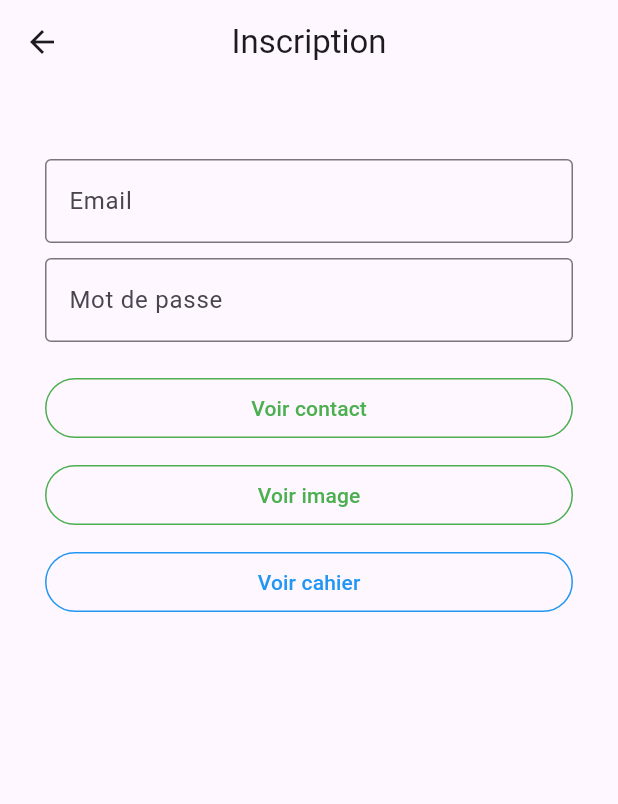
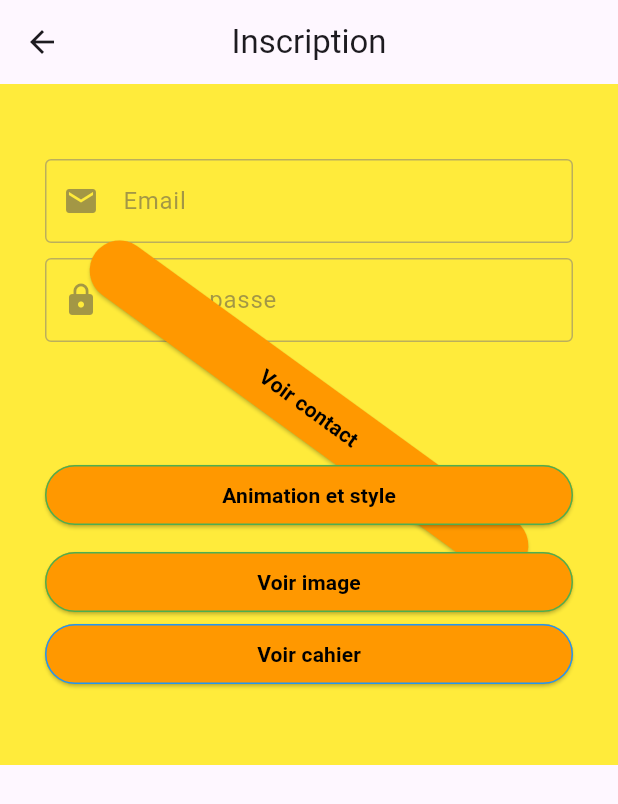
Before and after one commit to amyndoyediene/amidevmobile, a Flutter app: the Home screen opened by its route, on a phone screen of 412 x 824 dp. Shown: the top 804 px of the screen. Run offline on Flutter 3.47's test engine with Material 3 defaults, Android fonts, the light colour scheme and no system bars.

Commit message:
Votre message de commit

```diff
--- a/lib/pages/formulaire.dart
+++ b/lib/pages/formulaire.dart
@@ -5,10 +5,28 @@ class Home extends StatefulWidget {
   _HomeState createState() => _HomeState();
 }
 
-class _HomeState extends State<Home> {
+class _HomeState extends State<Home> with SingleTickerProviderStateMixin {
   final _formKey = GlobalKey<FormState>();
   String email = '';
   String password = '';
+
+  // Contrôleur pour l'animation de rotation
+  late AnimationController _animationController;
+
+  @override
+  void initState() {
+    super.initState();
+    _animationController = AnimationController(
+      vsync: this,
+      duration: Duration(seconds: 1),
+    )..repeat(reverse: true);
+  }
+
+  @override
+  void dispose() {
+    _animationController.dispose();
+    super.dispose();
+  }
 
   @override
   Widget build(BuildContext context) {
@@ -17,7 +35,9 @@ class _HomeState extends State<Home> {
         title: Text('Inscription'),
         centerTitle: true,
       ),
-      body: SingleChildScrollView(
+      body: Container(
+        color: Colors.yellow, // Fond jaune
+        child: SingleChildScrollView(
           child: Container(
             padding: EdgeInsets.symmetric(horizontal: 30.0, vertical: 50.0),
             child: Form(
@@ -25,10 +45,15 @@ class _HomeState extends State<Home> {
               child: Column(
                 crossAxisAlignment: CrossAxisAlignment.stretch,
                 children: <Widget>[
-                TextFormField(
+                  // Animation de la transparence sur le champ Email
+                  AnimatedOpacity(
+                    opacity: email.isNotEmpty ? 1.0 : 0.5,
+                    duration: Duration(milliseconds: 500),
+                    child: TextFormField(
                       decoration: InputDecoration(
                         labelText: 'Email',
                         border: OutlineInputBorder(),
+                        prefixIcon: Icon(Icons.email), // Icône de mail
                       ),
                       onChanged: (value) {
                         setState(() {
@@ -42,11 +67,18 @@ class _HomeState extends State<Home> {
                         return null;
                       },
                     ),
+                  ),
                   SizedBox(height: 10.0),
-                TextFormField(
+
+                  // Animation de la transparence sur le champ Mot de passe
+                  AnimatedOpacity(
+                    opacity: password.isNotEmpty ? 1.0 : 0.5,
+                    duration: Duration(milliseconds: 500),
+                    child: TextFormField(
                       decoration: InputDecoration(
                         labelText: 'Mot de passe',
                         border: OutlineInputBorder(),
+                        prefixIcon: Icon(Icons.lock), // Icône de mot de passe
                       ),
                       obscureText: true,
                       onChanged: (value) {
@@ -61,19 +93,24 @@ class _HomeState extends State<Home> {
                         return null;
                       },
                     ),
+                  ),
                   SizedBox(height: 20.0),
 
-                // Bouton "Voir contact"
-                OutlinedButton(
-                  style: OutlinedButton.styleFrom(
+                  // Bouton "Voir contact" avec une animation de rotation
+                  RotationTransition(
+                    turns: _animationController,
+                    child: ElevatedButton(
+                      style: ElevatedButton.styleFrom(
+                        backgroundColor: Colors.orange, // Fond orange
                         shape: RoundedRectangleBorder(
-                      borderRadius: BorderRadius.circular(20.0),
+                          borderRadius:
+                              BorderRadius.circular(20.0), // Bordure arrondie
                         ),
-                    side: BorderSide(width: 1.0, color: Colors.green),
                       ),
                       onPressed: () {
                         if (_formKey.currentState!.validate()) {
-                      Navigator.pushNamed(context, '/contactList', arguments: {
+                          Navigator.pushNamed(context, '/contactList',
+                              arguments: {
                                 'email': email,
                                 'password': password,
                               });
@@ -81,19 +118,58 @@ class _HomeState extends State<Home> {
                       },
                       child: Text(
                         'Voir contact',
-                    style: TextStyle(color: Colors.green),
+                        style: TextStyle(
+                          color: Colors.black, // Texte en noir
+                          fontWeight: FontWeight.bold, // Texte en gras
+                        ),
+                      ),
                     ),
                   ),
 
-                SizedBox(height: 10.0),
+                  // Bouton "Animation et style" avec une animation de taille
+                  AnimatedContainer(
+                    duration: Duration(milliseconds: 300),
+                    padding: EdgeInsets.symmetric(vertical: 10.0),
+                    child: ElevatedButton(
+                      style: ElevatedButton.styleFrom(
+                        backgroundColor: Colors.orange, // Fond orange
+                        shape: RoundedRectangleBorder(
+                          borderRadius:
+                              BorderRadius.circular(20.0), // Bordure arrondie
+                        ),
+                        side: BorderSide(
+                            width: 1.0, color: Colors.green), // Bordure verte
+                      ),
+                      onPressed: () {
+                        if (_formKey.currentState!.validate()) {
+                          Navigator.pushNamed(context, '/imagePage',
+                              arguments: {
+                                'email': email,
+                                'password': password,
+                              });
+                        }
+                      },
+                      child: Text(
+                        'Animation et style',
+                        style: TextStyle(
+                          color: Colors.black, // Texte en noir
+                          fontWeight: FontWeight.bold, // Texte en gras
+                        ),
+                      ),
+                    ),
+                  ),
 
                   // Bouton "Voir image"
-                OutlinedButton(
-                  style: OutlinedButton.styleFrom(
+                  ElevatedButton(
+                    style: ElevatedButton.styleFrom(
+                      backgroundColor:
+                          Colors.orange, // Couleur de fond en orange
                       shape: RoundedRectangleBorder(
-                      borderRadius: BorderRadius.circular(20.0),
+                        borderRadius:
+                            BorderRadius.circular(20.0), // Bordure arrondie
                       ),
-                    side: BorderSide(width: 1.0, color: Colors.green),
+                      side: BorderSide(
+                          width: 1.0, color: Colors.green), // Bordure verte
                     ),
                     onPressed: () {
                       if (_formKey.currentState!.validate()) {
@@ -105,19 +181,23 @@ class _HomeState extends State<Home> {
                     },
                     child: Text(
                       'Voir image',
-                    style: TextStyle(color: Colors.green),
+                      style: TextStyle(
+                        color: Colors.black, // Texte en noir
+                        fontWeight: FontWeight.bold, // Texte en gras
+                      ),
                     ),
                   ),
 
-                SizedBox(height: 10.0),
-
                   // Nouveau bouton "Voir cahier"
-                OutlinedButton(
-                  style: OutlinedButton.styleFrom(
+                  ElevatedButton(
+                    style: ElevatedButton.styleFrom(
+                      backgroundColor:
+                          Colors.orange, // Couleur de fond en orange
                       shape: RoundedRectangleBorder(
                         borderRadius: BorderRadius.circular(20.0),
                       ),
-                    side: BorderSide(width: 1.0, color: Colors.blue),
+                      side: BorderSide(
+                          width: 1.0, color: Colors.blue), // Bordure bleue
                     ),
                     onPressed: () {
                       if (_formKey.currentState!.validate()) {
@@ -129,7 +209,10 @@ class _HomeState extends State<Home> {
                     },
                     child: Text(
                       'Voir cahier',
-                    style: TextStyle(color: Colors.blue),
+                      style: TextStyle(
+                        color: Colors.black, // Texte en noir
+                        fontWeight: FontWeight.bold, // Texte en gras
+                      ),
                     ),
                   ),
                 ],
@@ -137,6 +220,7 @@ class _HomeState extends State<Home> {
             ),
           ),
         ),
+      ),
     );
   }
 }
```
Lines whose indentation alone changed are shown as unchanged.
